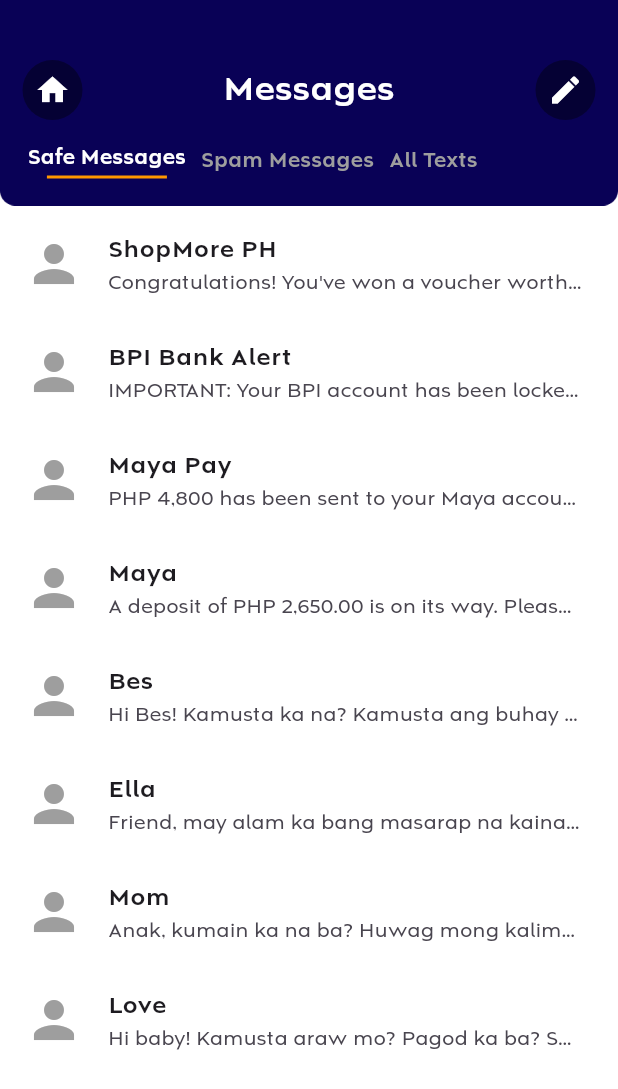
After one commit to LantingKurt/SpamDefender, a Flutter app: the SafeMessages screen opened directly, on a phone screen of 412 x 824 dp. The commit adds this screen. Shown: the top 1089 px of the screen. Run offline on Flutter 3.47's test engine with Material 3 defaults, Android fonts, the phone set to English and light mode, and no system bars; our stand-ins replace firebase_auth, firebase_core, flutter_contacts, fluttertoast; missing offline and left inert: firebase_app_check; accounts and stored records are empty.

Commit message:
feature: safe messages page - scrollable

```diff
--- a/lib/home_page.dart
+++ b/lib/home_page.dart
@@ -9,6 +9,7 @@
 import 'whitelist_contacts.dart';
 import 'blacklist_contacts.dart';
 import 'notification.dart';
+import 'safe_messages.dart';
 
 class HomeScreen extends StatelessWidget {
   const HomeScreen({super.key});
@@ -74,13 +75,22 @@
             Positioned(
               top: 20,
               right: 12,
-              child: Image.asset(
-                'images/safemessages.png',
-                width: MediaQuery.of(context).size.width * 0.45,
-                height: MediaQuery.of(context).size.height * 1.3,
-                fit: BoxFit.contain,
+              child: GestureDetector(
+                onTap: () {
+                  Navigator.push(
+                    context,
+                    MaterialPageRoute(builder: (context) => SafeMessages()),
+                  );
+                },
+                child: Image.asset(
+                  'images/safemessages.png',
+                  width: MediaQuery.of(context).size.width * 0.45,
+                  height: MediaQuery.of(context).size.height * 1.3,
+                  fit: BoxFit.contain,
+                ),
               ),
             ),
+
 
             // Whitelist Contacts button
             Positioned(
--- /dev/null
+++ b/lib/safe_messages.dart
@@ -0,0 +1,146 @@
+import 'package:flutter/material.dart';
+
+class SafeMessages extends StatefulWidget {
+  const SafeMessages({super.key});
+
+  @override
+  SafeMessagesState createState() => SafeMessagesState();
+}
+
+class SafeMessagesState extends State<SafeMessages> {
+  final List<Map<String, String>> messages = [
+    {'sender': 'ShopMore PH', 'message': "Congratulations! You've won a voucher worth PHP 1,000. Claim it now..."},
+    {'sender': 'BPI Bank Alert', 'message': "IMPORTANT: Your BPI account has been locked due to suspicious login attempts..."},
+    {'sender': 'Maya Pay', 'message': "PHP 4,800 has been sent to your Maya account. Verify the transaction at..."},
+    {'sender': 'Maya', 'message': "A deposit of PHP 2,650.00 is on its way. Please visit Maya.ph to verify your account..."},
+    {'sender': 'Bes', 'message': "Hi Bes! Kamusta ka na? Kamusta ang buhay mo diyan sa Manila? Kita tayo soon!"},
+    {'sender': 'Ella', 'message': "Friend, may alam ka bang masarap na kainan sa BGC? Date night namin ni bf eh!"},
+    {'sender': 'Mom', 'message': "Anak, kumain ka na ba? Huwag mong kalimutang magpahinga ha. Laging alagaan ang sarili."},
+    {'sender': 'Love', 'message': "Hi baby! Kamusta araw mo? Pagod ka ba? Sana nakakapagpahinga ka na. Can't wait to..."},
+  ];
+
+  int selectedIndex = 0;
+
+  @override
+  Widget build(BuildContext context) {
+    return Scaffold(
+      backgroundColor: Colors.white,
+      body: Stack(
+        children: [
+          Positioned(
+            top: 0,
+            left: 0,
+            child: Image.asset(
+              'images/minibartop.png',
+              width: MediaQuery.of(context).size.width,
+              fit: BoxFit.cover,
+            ),
+          ),
+          Positioned(
+            top: 40.0,
+            left: 15,
+            right: 15,
+            child: Row(
+              mainAxisAlignment: MainAxisAlignment.spaceBetween,
+              children: [
+                _buildIconCircle(Icons.home),
+                Text(
+                  'Messages',
+                  style: TextStyle(
+                    color: Colors.white,
+                    fontSize: 23,
+                    fontWeight: FontWeight.bold,
+                    fontFamily: 'Mosafin',
+                  ),
+                ),
+                _buildIconCircle(Icons.edit),
+              ],
+            ),
+          ),
+          Positioned(
+            top: 95.0,
+            left: -55,
+            right: 20.0,
+            child: Row(
+              mainAxisAlignment: MainAxisAlignment.center,
+              children: [
+                _buildTab('Safe Messages', 0),
+                SizedBox(width: 10),
+                _buildTab('Spam Messages', 1),
+                SizedBox(width: 10),
+                _buildTab('All Texts', 2),
+              ],
+            ),
+          ),
+          Padding(
+            padding: EdgeInsets.only(top: 140),
+            child: ListView.builder(
+              itemCount: messages.length,
+              itemBuilder: (context, index) {
+                final message = messages[index];
+                return ListTile(
+                  leading: Icon(Icons.person, size: 40.0, color: Colors.grey),
+                  title: Text(
+                    message['sender']!,
+                    style: TextStyle(fontWeight: FontWeight.bold, fontFamily: 'Mosafin'),
+                  ),
+                  subtitle: Text(
+                    message['message']!,
+                    maxLines: 1,
+                    overflow: TextOverflow.ellipsis,
+                    style: TextStyle(fontFamily: 'Mosafin'),
+                  ),
+                  onTap: () {},
+                );
+              },
+            ),
+          ),
+        ],
+      ),
+    );
+  }
+
+  Widget _buildTab(String title, int index) {
+    return GestureDetector(
+      onTap: () {
+        setState(() {
+          selectedIndex = index;
+        });
+      },
+      child: Column(
+        children: [
+          Text(
+            title,
+            style: TextStyle(
+              color: selectedIndex == index ? Colors.white : Colors.grey,
+              fontWeight: FontWeight.bold,
+              fontFamily: 'Mosafin',
+            ),
+          ),
+          if (selectedIndex == index)
+            Container(
+              height: 2,
+              width: 80,
+              color: Colors.orange,
+              margin: EdgeInsets.only(top: 2),
+            ),
+        ],
+      ),
+    );
+  }
+
+  Widget _buildIconCircle(IconData icon) {
+    return Container(
+      width: 40,
+      height: 40,
+      decoration: BoxDecoration(
+        shape: BoxShape.circle,
+        color: Colors.black.withOpacity(0.4),
+      ),
+      child: IconButton(
+        icon: Icon(icon, color: Colors.white),
+        onPressed: () {},
+      ),
+    );
+  }
+}
```
